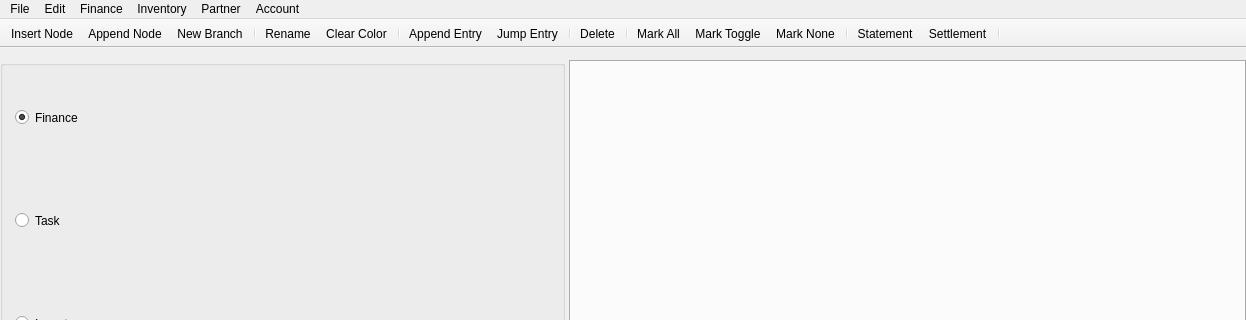
The window that mainwindow/mainwindow.ui (ytxerp/ytx-client) describes before a commit, drawn with Qt 5; both pictures show x 0 to 1246 and y 0 to 320 of the 1246 by 722 pixel window.
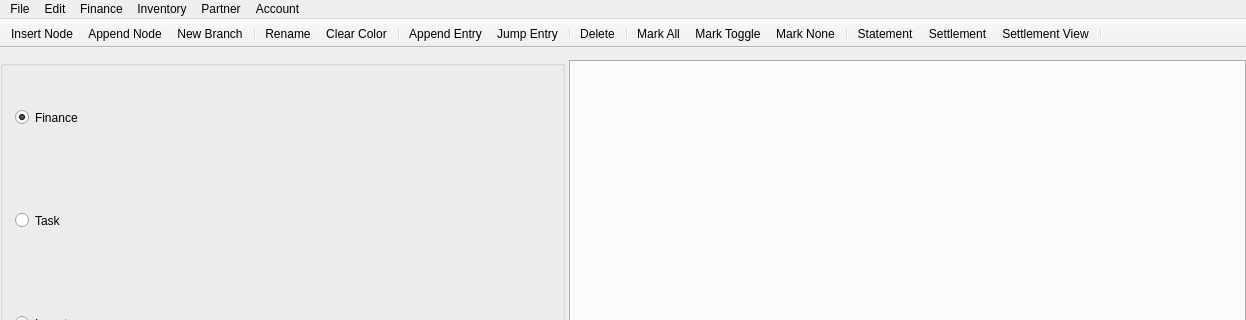
The same window after the commit.

Commit message: Impl SettlemenView

What changed in the file:
```diff
--- a/mainwindow/mainwindow.ui
+++ b/mainwindow/mainwindow.ui
@@ -407,6 +407,7 @@
    <addaction name="separator"/>
    <addaction name="actionStatement"/>
    <addaction name="actionSettlement"/>
+   <addaction name="actionSettlementView"/>
    <addaction name="separator"/>
   </widget>
   <action name="actionInsertNode">
@@ -708,6 +709,14 @@
     <string>Cash Flow Statement</string>
    </property>
   </action>
+  <action name="actionSettlementView">
+   <property name="text">
+    <string>Settlement View</string>
+   </property>
+   <property name="menuRole">
+    <enum>QAction::MenuRole::NoRole</enum>
+   </property>
+  </action>
  </widget>
  <resources/>
  <connections/>
```
The commit also changes 16 other files.
